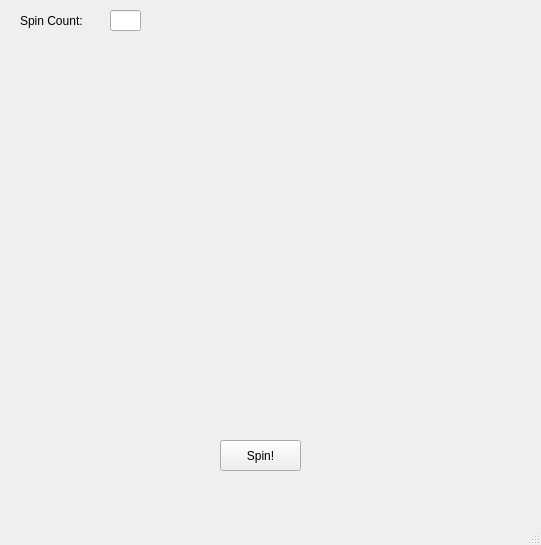
Above: WheelOfFortuneBoard.ui from mwstrfld/WheelOfJeopardy before the change. Below: the same form after it.
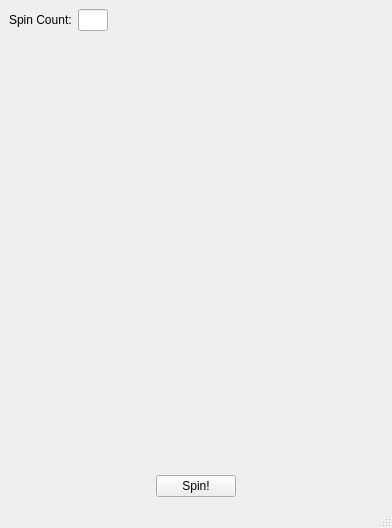
That is the form after the change. Icons and pictures are not drawn.

Commit message: Cleaned up WoF GUI and added Jeopardy! Board.

```diff
--- a/WheelOfFortuneBoard.ui
+++ b/WheelOfFortuneBoard.ui
@@ -6,70 +6,140 @@
    <rect>
     <x>0</x>
     <y>0</y>
-    <width>541</width>
-    <height>545</height>
+    <width>392</width>
+    <height>528</height>
    </rect>
   </property>
   <property name="sizePolicy">
-   <sizepolicy hsizetype="Fixed" vsizetype="Fixed">
+   <sizepolicy hsizetype="Preferred" vsizetype="Preferred">
     <horstretch>0</horstretch>
     <verstretch>0</verstretch>
    </sizepolicy>
   </property>
+  <property name="minimumSize">
+   <size>
+    <width>392</width>
+    <height>528</height>
+   </size>
+  </property>
   <property name="windowTitle">
    <string>Wheel of Jeopardy!</string>
   </property>
   <widget class="QWidget" name="centralwidget">
-   <widget class="QPushButton" name="spinButton">
-    <property name="geometry">
-     <rect>
-      <x>220</x>
-      <y>440</y>
-      <width>81</width>
-      <height>31</height>
-     </rect>
-    </property>
-    <property name="text">
-     <string>Spin!</string>
-    </property>
-   </widget>
+   <layout class="QGridLayout" name="gridLayout">
+    <item row="0" column="0">
+     <layout class="QVBoxLayout" name="verticalLayout">
+      <item>
+       <layout class="QHBoxLayout" name="horizontalLayout">
+        <item>
    <widget class="QLabel" name="spinCountLabel">
-    <property name="geometry">
-     <rect>
-      <x>20</x>
-      <y>10</y>
-      <width>81</width>
-      <height>21</height>
-     </rect>
-    </property>
     <property name="text">
      <string>Spin Count:</string>
     </property>
    </widget>
+        </item>
+        <item>
    <widget class="QLineEdit" name="spinCountLineEdit">
     <property name="enabled">
      <bool>true</bool>
     </property>
-    <property name="geometry">
-     <rect>
-      <x>110</x>
-      <y>10</y>
-      <width>31</width>
-      <height>21</height>
-     </rect>
+          <property name="sizePolicy">
+           <sizepolicy hsizetype="Fixed" vsizetype="Fixed">
+            <horstretch>0</horstretch>
+            <verstretch>0</verstretch>
+           </sizepolicy>
+          </property>
+          <property name="minimumSize">
+           <size>
+            <width>30</width>
+            <height>0</height>
+           </size>
+          </property>
+          <property name="maximumSize">
+           <size>
+            <width>30</width>
+            <height>16777215</height>
+           </size>
     </property>
     <property name="alignment">
      <set>Qt::AlignRight|Qt::AlignTrailing|Qt::AlignVCenter</set>
     </property>
    </widget>
+        </item>
+        <item>
+         <spacer name="horizontalSpacer">
+          <property name="orientation">
+           <enum>Qt::Horizontal</enum>
+          </property>
+          <property name="sizeHint" stdset="0">
+           <size>
+            <width>328</width>
+            <height>20</height>
+           </size>
+          </property>
+         </spacer>
+        </item>
+       </layout>
+      </item>
+      <item>
+       <layout class="QHBoxLayout" name="horizontalLayout_3">
+        <item>
+         <spacer name="horizontalSpacer_4">
+          <property name="orientation">
+           <enum>Qt::Horizontal</enum>
+          </property>
+          <property name="sizeHint" stdset="0">
+           <size>
+            <width>40</width>
+            <height>20</height>
+           </size>
+          </property>
+         </spacer>
+        </item>
+        <item>
+         <widget class="QLabel" name="trianglePointerLabel">
+          <property name="text">
+           <string/>
+          </property>
+          <property name="pixmap">
+           <pixmap resource="WheelOfJeopardy.qrc">:/resources/WheelOfFortuneTrianglePointer.png</pixmap>
+          </property>
+         </widget>
+        </item>
+        <item>
+         <spacer name="horizontalSpacer_5">
+          <property name="orientation">
+           <enum>Qt::Horizontal</enum>
+          </property>
+          <property name="sizeHint" stdset="0">
+           <size>
+            <width>40</width>
+            <height>20</height>
+           </size>
+          </property>
+         </spacer>
+        </item>
+       </layout>
+      </item>
+      <item>
    <widget class="QLabel" name="wheelLabel">
-    <property name="geometry">
-     <rect>
-      <x>90</x>
-      <y>80</y>
-      <width>341</width>
-      <height>321</height>
-     </rect>
+        <property name="sizePolicy">
+         <sizepolicy hsizetype="Fixed" vsizetype="Fixed">
+          <horstretch>0</horstretch>
+          <verstretch>0</verstretch>
+         </sizepolicy>
+        </property>
+        <property name="minimumSize">
+         <size>
+          <width>350</width>
+          <height>350</height>
+         </size>
+        </property>
+        <property name="maximumSize">
+         <size>
+          <width>16777215</width>
+          <height>16777215</height>
+         </size>
     </property>
     <property name="text">
      <string/>
@@ -81,6 +151,47 @@
      <bool>true</bool>
     </property>
    </widget>
+      </item>
+      <item>
+       <layout class="QHBoxLayout" name="horizontalLayout_2">
+        <item>
+         <spacer name="horizontalSpacer_2">
+          <property name="orientation">
+           <enum>Qt::Horizontal</enum>
+          </property>
+          <property name="sizeHint" stdset="0">
+           <size>
+            <width>40</width>
+            <height>20</height>
+           </size>
+          </property>
+         </spacer>
+        </item>
+        <item>
+         <widget class="QPushButton" name="spinButton">
+          <property name="text">
+           <string>Spin!</string>
+          </property>
+         </widget>
+        </item>
+        <item>
+         <spacer name="horizontalSpacer_3">
+          <property name="orientation">
+           <enum>Qt::Horizontal</enum>
+          </property>
+          <property name="sizeHint" stdset="0">
+           <size>
+            <width>40</width>
+            <height>20</height>
+           </size>
+          </property>
+         </spacer>
+        </item>
+       </layout>
+      </item>
+     </layout>
+    </item>
+   </layout>
   </widget>
   <widget class="QMenuBar" name="menubar">
    <property name="geometry">
```
Left out of the diff: 4 changed lines with no effect on the pictures. Lines whose indentation alone changed are shown as unchanged. The commit also changes 8 other files.
